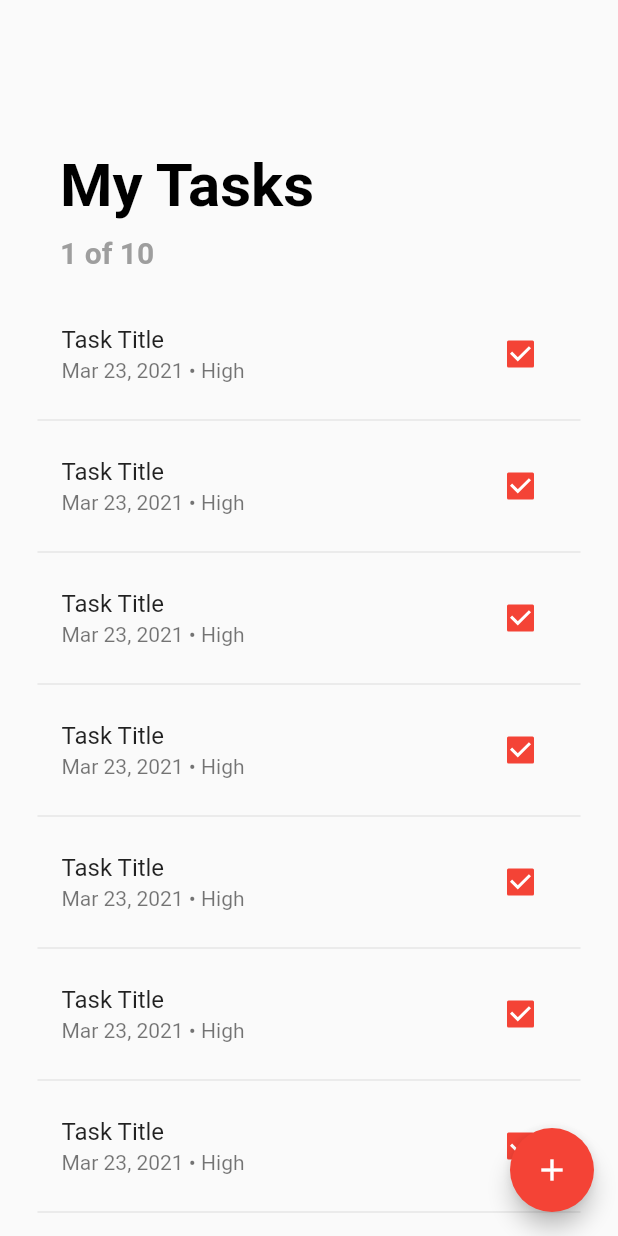
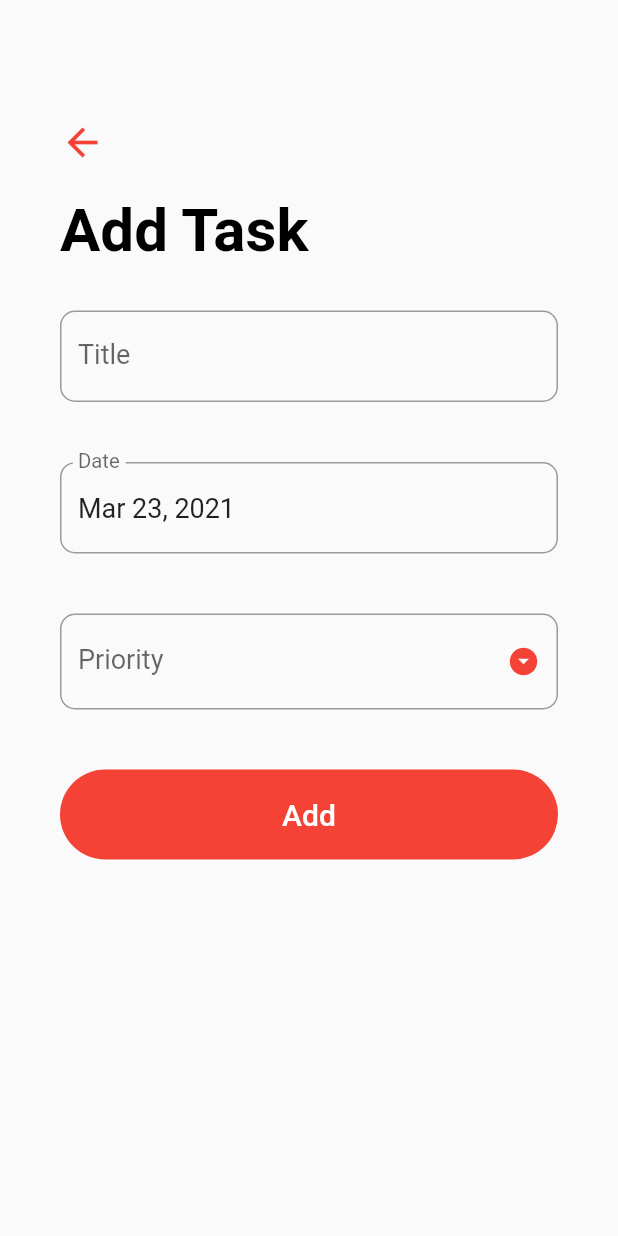
Before and after one commit to xybercommander/flutter_basic_todo, a Flutter app: the screen it shows after launch, after a tap on the "add" icon, on a phone screen of 412 x 824 dp. Run offline on Flutter 3.47's test engine with Material 2 defaults, Android fonts, the phone set to English and light mode, and no system bars.

Commit message:
completed the add task page

```diff
--- /dev/null
+++ b/lib/screens/add_task_screen.dart
@@ -0,0 +1,196 @@
+import 'package:flutter/material.dart';
+import 'package:intl/intl.dart';
+
+class AddTaskScreen extends StatefulWidget {
+  @override
+  _AddTaskScreenState createState() => _AddTaskScreenState();
+}
+
+class _AddTaskScreenState extends State<AddTaskScreen> {
+  final _formKey = GlobalKey<FormState>();
+  String _title = '';
+  String _priority;
+  DateTime _dateTime = DateTime.now();
+  TextEditingController _dateController = TextEditingController();
+
+  final DateFormat _dateFormatter = DateFormat('MMM dd, yyyy');
+  final List<String> _priorities = ['Low', 'Medium', 'High'];
+
+  // DATE PICKER FUNCTION
+  _handleDatePicker() async {
+    final DateTime dateTime = await showDatePicker(
+      context: context,
+      initialDate: _dateTime,
+      firstDate: DateTime(2000),
+      lastDate: DateTime(2100)
+    );
+
+    if(dateTime != null && dateTime != _dateTime) {
+      setState(() {
+        _dateTime = dateTime;
+      });
+      _dateController.text = _dateFormatter.format(_dateTime).toString();
+    }
+  }
+
+  // SUBMIT FUNCTION
+  _submit() {
+    if(_formKey.currentState.validate()) {
+      _formKey.currentState.save();
+      print('$_title, $_dateTime, $_priority');
+
+      // Insert the task to the database
+
+
+      // Update the tasks
+
+      Navigator.pop(context);
+    }
+  }
+
+
+  @override
+  void initState() {
+    super.initState();
+    _dateController.text = _dateFormatter.format(_dateTime);
+  }
+
+  @override
+  void dispose() {
+    super.dispose();
+    _dateController.dispose();
+  }
+
+
+
+  @override
+  Widget build(BuildContext context) {
+    return Scaffold(
+      resizeToAvoidBottomInset: false,
+      body: GestureDetector(
+        onTap: () => FocusScope.of(context).unfocus(),
+        child: Container(
+          padding: EdgeInsets.symmetric(horizontal: 40, vertical: 80),
+          color: Colors.transparent,
+          child: Column(
+            crossAxisAlignment: CrossAxisAlignment.start,
+            children: [
+              GestureDetector(
+                onTap: () => Navigator.pop(context),
+                child: Icon(Icons.arrow_back, size: 30, color: Theme.of(context).primaryColor,),
+              ),
+              SizedBox(height: 20,),
+              Text('Add Task',
+              style: TextStyle(
+                color: Colors.black,
+                fontSize: 40,
+                fontWeight: FontWeight.bold
+              ),),
+              SizedBox(height: 10,),
+              Form(
+                key: _formKey,
+                child: Column(
+                  children: [
+
+                    // Title Form Field
+                    Padding(
+                      padding: EdgeInsets.symmetric(vertical: 20),
+                      child: TextFormField(
+                        style: TextStyle(fontSize: 18),
+                        decoration: InputDecoration(
+                          labelText: 'Title',
+                          labelStyle: TextStyle(fontSize: 18),
+                          border: OutlineInputBorder(
+                            borderRadius: BorderRadius.circular(10)
+                          )
+                        ),
+                        validator: (input) => input.trim().isEmpty ? 'Please Enter a value' : null,
+                        onSaved: (input) => _title = input,
+                        initialValue: _title,
+                      ),
+                    ),
+
+                    // Date Form Field
+                    Padding(
+                      padding: EdgeInsets.symmetric(vertical: 20),
+                      child: TextFormField(
+                        readOnly: true, // This disables the user to type anything in the date
+                        controller: _dateController,
+                        style: TextStyle(fontSize: 18),
+                        onTap: _handleDatePicker,
+                        decoration: InputDecoration(
+                          labelText: 'Date',
+                          labelStyle: TextStyle(fontSize: 18),
+                          border: OutlineInputBorder(
+                            borderRadius: BorderRadius.circular(10)
+                          )
+                        ),
+                      ),
+                    ),
+
+                    // Priority Form Field
+                    Padding(
+                      padding: EdgeInsets.symmetric(vertical: 20),
+                      child: DropdownButtonFormField(
+                        isDense: true,
+                        icon: Icon(Icons.arrow_drop_down_circle),
+                        iconSize: 22,
+                        iconEnabledColor: Theme.of(context).primaryColor,
+                        style: TextStyle(fontSize: 18),
+                        items: _priorities.map((String priority) {
+                          return DropdownMenuItem(
+                            value: priority,
+                            child: Text(
+                              priority,
+                              style: TextStyle(
+                                color: Colors.black,
+                                fontSize: 18
+                              ),
+                            ),
+                          );
+                        }).toList(),
+                        decoration: InputDecoration(
+                          labelText: 'Priority',
+                          labelStyle: TextStyle(fontSize: 18),
+                          border: OutlineInputBorder(
+                            borderRadius: BorderRadius.circular(10)
+                          )
+                        ),
+                        validator: (input) => _priority == null ? 'Please select a priority level' : null,
+                        onChanged: (value) {
+                          setState(() {
+                            _priority = value;
+                          });
+                        },
+                      ),
+                    ),
+
+                    Container(
+                      margin: EdgeInsets.symmetric(vertical: 20),
+                      height: 60,
+                      width: double.infinity,
+                      decoration: BoxDecoration(
+                        color: Theme.of(context).primaryColor,
+                        borderRadius: BorderRadius.circular(30)
+                      ),
+                      child: FlatButton(
+                        shape: StadiumBorder(),
+                        splashColor: Colors.white54,
+                        child: Text('Add',
+                        style: TextStyle(
+                          color: Colors.white,
+                          fontSize: 20
+                        ),),
+                        onPressed: _submit,
+                      ),
+                    )
+                  ],
+                ),
+              )
+            ],
+          ),
+        ),
+      ),
+    );
+  }
+}
--- a/lib/screens/todo_list_screen.dart
+++ b/lib/screens/todo_list_screen.dart
@@ -1,4 +1,5 @@
 import 'package:flutter/material.dart';
+import 'package:todo_app/screens/add_task_screen.dart';
 
 class TodoListScreen extends StatefulWidget {
   @override
@@ -71,7 +72,7 @@ class _TodoListScreenState extends State<TodoListScreen> {
       floatingActionButton: FloatingActionButton(
         backgroundColor: Theme.of(context).primaryColor,
         child: Icon(Icons.add),
-        onPressed: () => print('Pressed'),
+        onPressed: () => Navigator.push(context, MaterialPageRoute(builder: (_) => AddTaskScreen())),
       ),
     );
   }
--- a/pubspec.yaml
+++ b/pubspec.yaml
@@ -23,6 +23,7 @@ environment:
 dependencies:
   flutter:
     sdk: flutter
+  intl: ^0.17.0
 
 
   # The following adds the Cupertino Icons font to your application.
```
Also changed, not shown: pubspec.lock.
